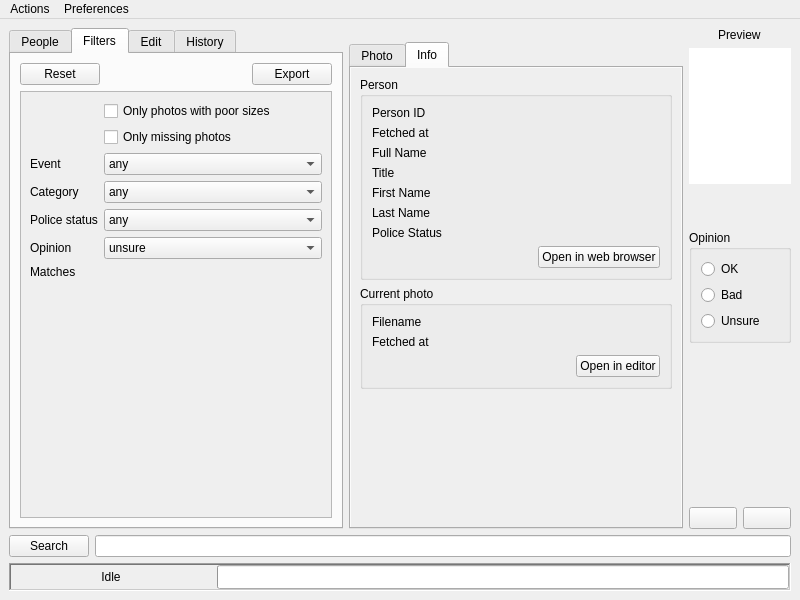
The window that ui/editor.ui (asuffield/ef-editor) describes before a commit, drawn with Qt 5.
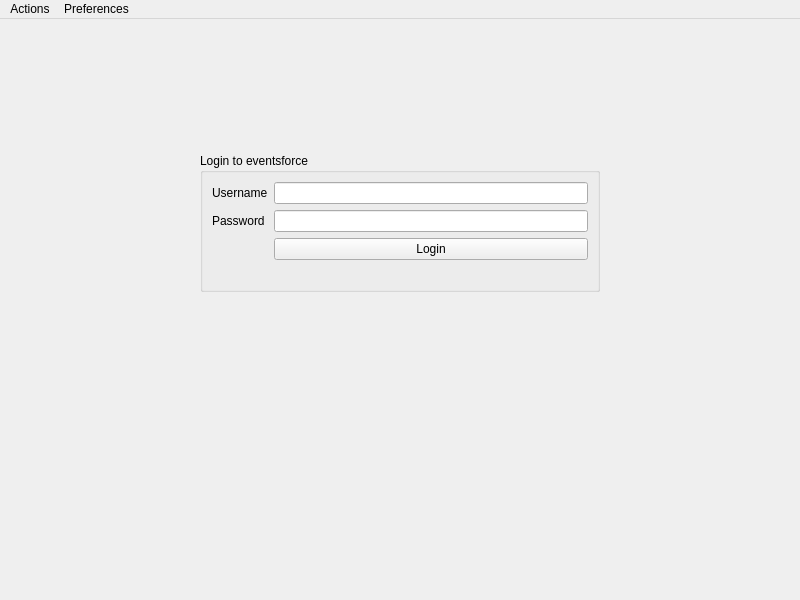
The same window after the commit. The open tabs and pages were chosen to show the change.

Patch:
```diff
--- a/ui/editor.ui
+++ b/ui/editor.ui
@@ -23,6 +23,138 @@
     </property>
     <item>
      <widget class="QStackedWidget" name="main_stack">
+      <property name="currentIndex">
+       <number>2</number>
+      </property>
+      <widget class="QWidget" name="loading_stack">
+       <layout class="QVBoxLayout" name="verticalLayout_11">
+        <item>
+         <widget class="QLabel" name="label_14">
+          <property name="text">
+           <string>Please wait, loading...</string>
+          </property>
+          <property name="scaledContents">
+           <bool>false</bool>
+          </property>
+          <property name="alignment">
+           <set>Qt::AlignCenter</set>
+          </property>
+         </widget>
+        </item>
+       </layout>
+      </widget>
+      <widget class="QWidget" name="login_stack">
+       <layout class="QGridLayout" name="gridLayout">
+        <item row="0" column="2">
+         <spacer name="verticalSpacer_3">
+          <property name="orientation">
+           <enum>Qt::Vertical</enum>
+          </property>
+          <property name="sizeType">
+           <enum>QSizePolicy::Expanding</enum>
+          </property>
+          <property name="sizeHint" stdset="0">
+           <size>
+            <width>20</width>
+            <height>98</height>
+           </size>
+          </property>
+         </spacer>
+        </item>
+        <item row="1" column="0">
+         <spacer name="horizontalSpacer_8">
+          <property name="orientation">
+           <enum>Qt::Horizontal</enum>
+          </property>
+          <property name="sizeHint" stdset="0">
+           <size>
+            <width>40</width>
+            <height>20</height>
+           </size>
+          </property>
+         </spacer>
+        </item>
+        <item row="1" column="1" rowspan="2" colspan="2">
+         <widget class="QGroupBox" name="groupBox_3">
+          <property name="minimumSize">
+           <size>
+            <width>400</width>
+            <height>0</height>
+           </size>
+          </property>
+          <property name="title">
+           <string>Login to eventsforce</string>
+          </property>
+          <layout class="QFormLayout" name="formLayout_5">
+           <item row="0" column="0">
+            <widget class="QLabel" name="label_22">
+             <property name="text">
+              <string>Username</string>
+             </property>
+            </widget>
+           </item>
+           <item row="0" column="1">
+            <widget class="QLineEdit" name="ef_username"/>
+           </item>
+           <item row="1" column="0">
+            <widget class="QLabel" name="label_21">
+             <property name="text">
+              <string>Password</string>
+             </property>
+            </widget>
+           </item>
+           <item row="1" column="1">
+            <widget class="QLineEdit" name="ef_password">
+             <property name="echoMode">
+              <enum>QLineEdit::Password</enum>
+             </property>
+            </widget>
+           </item>
+           <item row="2" column="1">
+            <widget class="QPushButton" name="ef_login">
+             <property name="text">
+              <string>Login</string>
+             </property>
+            </widget>
+           </item>
+           <item row="3" column="1">
+            <widget class="QLabel" name="login_error">
+             <property name="text">
+              <string/>
+             </property>
+            </widget>
+           </item>
+          </layout>
+         </widget>
+        </item>
+        <item row="2" column="3">
+         <spacer name="horizontalSpacer_9">
+          <property name="orientation">
+           <enum>Qt::Horizontal</enum>
+          </property>
+          <property name="sizeHint" stdset="0">
+           <size>
+            <width>182</width>
+            <height>20</height>
+           </size>
+          </property>
+         </spacer>
+        </item>
+        <item row="3" column="1">
+         <spacer name="verticalSpacer_4">
+          <property name="orientation">
+           <enum>Qt::Vertical</enum>
+          </property>
+          <property name="sizeHint" stdset="0">
+           <size>
+            <width>20</width>
+            <height>299</height>
+           </size>
+          </property>
+         </spacer>
+        </item>
+       </layout>
+      </widget>
       <widget class="QWidget" name="main_widget">
        <layout class="QVBoxLayout" name="verticalLayout_10">
         <item>
@@ -188,8 +320,8 @@
                   <rect>
                    <x>0</x>
                    <y>0</y>
-                   <width>277</width>
-                   <height>207</height>
+                   <width>313</width>
+                   <height>383</height>
                   </rect>
                  </property>
                  <layout class="QFormLayout" name="formLayout_2">
@@ -200,14 +332,14 @@
                     </property>
                    </widget>
                   </item>
-                  <item row="2" column="0">
+                  <item row="3" column="0">
                    <widget class="QLabel" name="label_5">
                     <property name="text">
                      <string>Event</string>
                     </property>
                    </widget>
                   </item>
-                  <item row="2" column="1">
+                  <item row="3" column="1">
                    <widget class="QComboBox" name="filter_event">
                     <item>
                      <property name="text">
@@ -216,14 +348,14 @@
                     </item>
                    </widget>
                   </item>
-                  <item row="3" column="0">
+                  <item row="4" column="0">
                    <widget class="QLabel" name="label_6">
                     <property name="text">
                      <string>Category</string>
                     </property>
                    </widget>
                   </item>
-                  <item row="3" column="1">
+                  <item row="4" column="1">
                    <widget class="QComboBox" name="filter_category">
                     <item>
                      <property name="text">
@@ -232,30 +364,30 @@
                     </item>
                    </widget>
                   </item>
-                  <item row="4" column="0">
+                  <item row="5" column="0">
                    <widget class="QLabel" name="label_7">
                     <property name="text">
                      <string>Police status</string>
                     </property>
                    </widget>
                   </item>
-                  <item row="5" column="0">
+                  <item row="6" column="0">
                    <widget class="QLabel" name="label_8">
                     <property name="text">
                      <string>Opinion</string>
                     </property>
                    </widget>
                   </item>
-                  <item row="4" column="1">
-                   <widget class="QComboBox" name="filter_police">
-                    <item>
-                     <property name="text">
-                      <string>any</string>
-                     </property>
-                    </item>
-                   </widget>
-                  </item>
                   <item row="5" column="1">
+                   <widget class="QComboBox" name="filter_police">
+                    <item>
+                     <property name="text">
+                      <string>any</string>
+                     </property>
+                    </item>
+                   </widget>
+                  </item>
+                  <item row="6" column="1">
                    <widget class="QComboBox" name="filter_opinion">
                     <property name="currentIndex">
                      <number>3</number>
@@ -282,14 +414,14 @@
                     </item>
                    </widget>
                   </item>
-                  <item row="6" column="0">
+                  <item row="7" column="0">
                    <widget class="QLabel" name="label_12">
                     <property name="text">
                      <string>Matches</string>
                     </property>
                    </widget>
                   </item>
-                  <item row="6" column="1">
+                  <item row="7" column="1">
                    <widget class="QLabel" name="filter_match_count">
                     <property name="text">
                      <string/>
@@ -768,8 +900,8 @@
                     <rect>
                      <x>0</x>
                      <y>0</y>
-                     <width>269</width>
-                     <height>337</height>
+                     <width>325</width>
+                     <height>438</height>
                     </rect>
                    </property>
                    <layout class="QVBoxLayout" name="verticalLayout_8">
```
Left out of the diff: 42 changed lines with no effect on the pictures.
